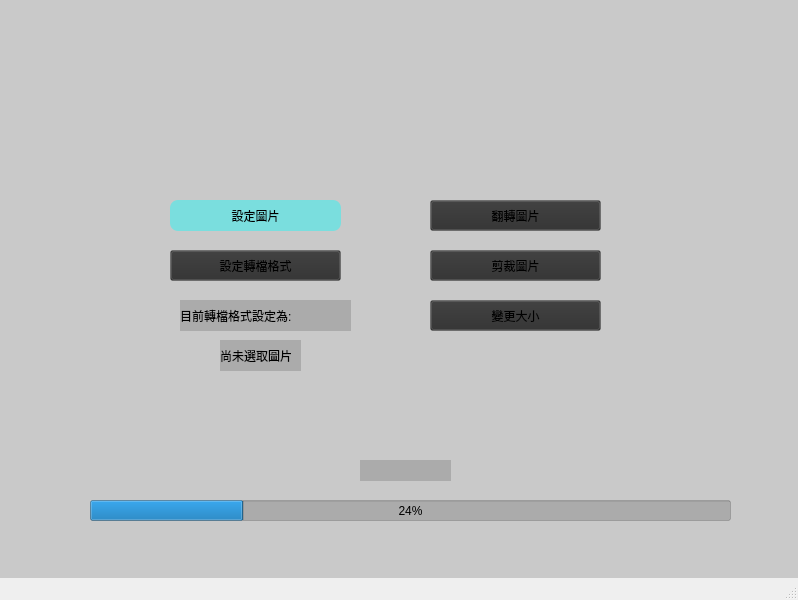
Old version of the form window.ui in the repository DandinPower/ImageProcess.
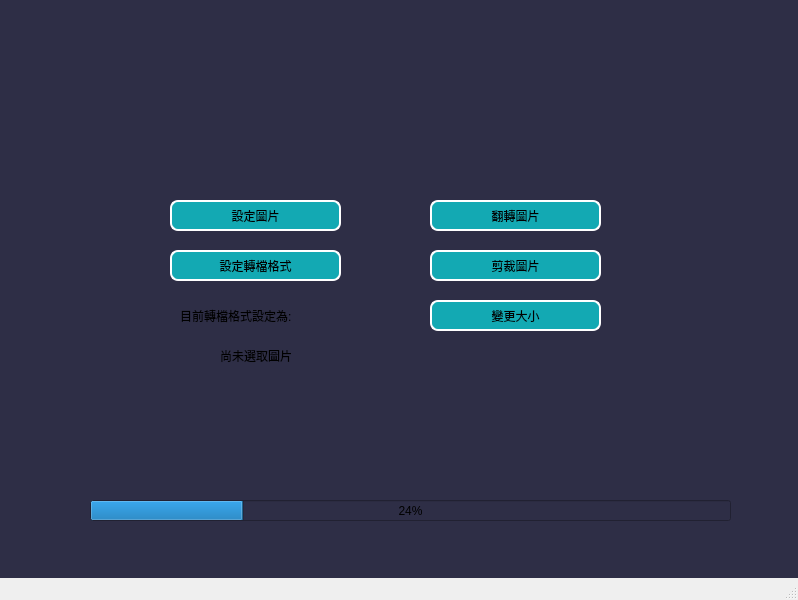
New version of the form.

Commit message: 新增簡易ui背景

```diff
--- a/window.ui
+++ b/window.ui
@@ -32,7 +32,7 @@
    <property name="styleSheet">
     <string notr="true">QWidget
 {
-	background-color: rgba(46,46,46,50);
+	background-color: rgba(46,46,70,255);
 }</string>
    </property>
    <widget class="QLabel" name="mSystemHint">
@@ -57,6 +57,26 @@
       <height>31</height>
      </rect>
     </property>
+    <property name="styleSheet">
+     <string notr="true">QPushButton
+{
+	background-color: rgba(0,255,255,150);
+	border-radius:8px;
+	border: 2px solid;
+	border-color: rgba(255,255,255,255);
+}
+QPushButton:hover
+{
+	background-color: rgba(0,220,255,150);
+	border: 2px solid;
+	border-color: rgba(150,150,150,255);
+}
+QPushButton:pressed
+{
+	background-color: rgba(0,150,255,150);
+}
+</string>
+    </property>
     <property name="text">
      <string>翻轉圖片</string>
     </property>
@@ -70,6 +90,25 @@
       <height>31</height>
      </rect>
     </property>
+    <property name="styleSheet">
+     <string notr="true">QPushButton
+{
+	background-color: rgba(0,255,255,150);
+	border-radius:8px;
+	border: 2px solid;
+	border-color: rgba(255,255,255,255);
+}
+QPushButton:hover
+{
+	background-color: rgba(0,220,255,150);
+	border: 2px solid;
+	border-color: rgba(150,150,150,255);
+}
+QPushButton:pressed
+{
+	background-color: rgba(0,150,255,150);
+}</string>
+    </property>
     <property name="text">
      <string>剪裁圖片</string>
     </property>
@@ -83,6 +122,25 @@
       <height>31</height>
      </rect>
     </property>
+    <property name="styleSheet">
+     <string notr="true">QPushButton
+{
+	background-color: rgba(0,255,255,150);
+	border-radius:8px;
+	border: 2px solid;
+	border-color: rgba(255,255,255,255);
+}
+QPushButton:hover
+{
+	background-color: rgba(0,220,255,150);
+	border: 2px solid;
+	border-color: rgba(150,150,150,255);
+}
+QPushButton:pressed
+{
+	background-color: rgba(0,150,255,150);
+}</string>
+    </property>
     <property name="text">
      <string>變更大小</string>
     </property>
@@ -96,6 +154,25 @@
       <height>31</height>
      </rect>
     </property>
+    <property name="styleSheet">
+     <string notr="true">QPushButton
+{
+	background-color: rgba(0,255,255,150);
+	border-radius:8px;
+	border: 2px solid;
+	border-color: rgba(255,255,255,255);
+}
+QPushButton:hover
+{
+	background-color: rgba(0,220,255,150);
+	border: 2px solid;
+	border-color: rgba(150,150,150,255);
+}
+QPushButton:pressed
+{
+	background-color: rgba(0,150,255,150);
+}</string>
+    </property>
     <property name="text">
      <string>設定轉檔格式</string>
     </property>
@@ -138,8 +215,10 @@
     <property name="styleSheet">
      <string notr="true">QPushButton
 {
-	background-color: rgba(0,255,255,100);
+	background-color: rgba(0,255,255,150);
 	border-radius:8px;
+	border: 2px solid;
+	border-color: rgba(255,255,255,255);
 }
 QPushButton:hover
 {
```
Left out of the diff: 6 changed lines with no effect on the pictures. The commit also changes 2 other files.
